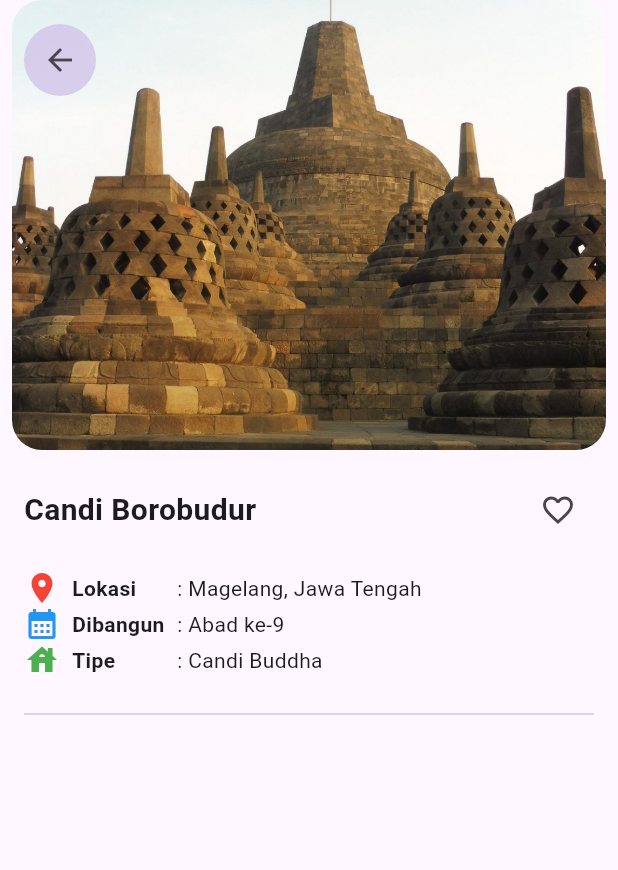
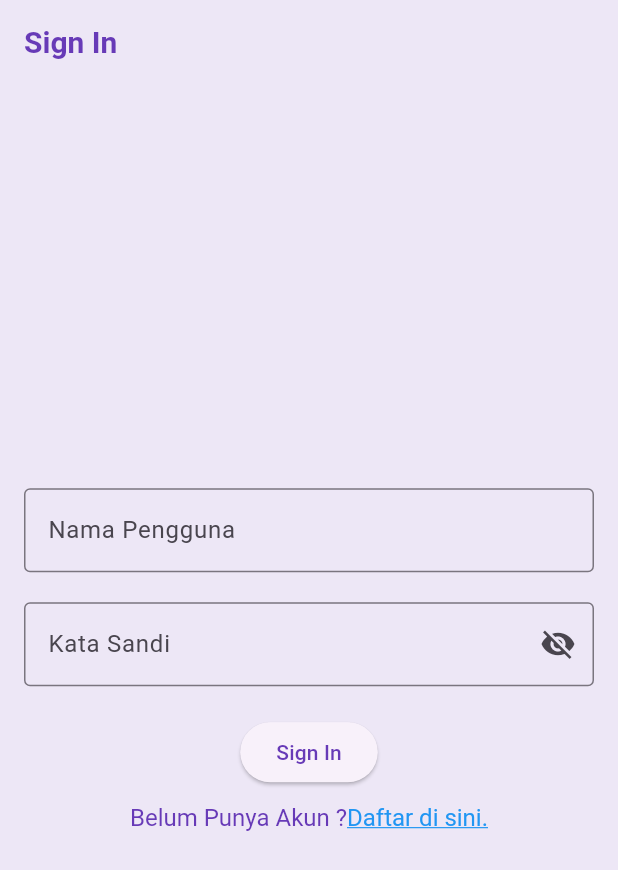
Before and after one commit to 2024-2025-Gasal-PABI-SI5B/project-wisata-candi-si5b-gracepatriciaa, a Flutter app: the screen it shows after launch, on a phone screen of 412 x 824 dp. Shown: the top 870 px of the screen. Run offline on Flutter 3.47's test engine with Material 3 defaults, Android fonts, the phone set to English and light mode, and no system bars.

```diff
--- a/wisata_candi/lib/main.dart
+++ b/wisata_candi/lib/main.dart
@@ -1,6 +1,8 @@
 import 'package:flutter/material.dart';
-import 'package:wisata_candi/data/candi_data.dart';
-import 'package:wisata_candi/screens/detail_screen.dart';
+import 'data/candi_data.dart';
+import 'screens/detail_screen.dart';
+import 'screens/profil_screen.dart';
+import 'screens/signin_screen.dart';
 
 void main() {
   runApp(const MainApp());
@@ -14,11 +16,23 @@ class MainApp extends StatelessWidget {
     return MaterialApp(
       title: 'Wisata Candi',
       theme: ThemeData(
-        colorScheme: ColorScheme.fromSeed(seedColor: Colors.deepPurple),
-        useMaterial3: true
-      ),
-      home: DetailScreen(candi: candiList[0],
-      ),
+        appBarTheme: const AppBarTheme(
+          iconTheme: IconThemeData(color: Colors.deepPurple),
+          titleTextStyle: TextStyle(
+            color: Colors.deepPurple,
+            fontSize: 20,
+            fontWeight: FontWeight.bold,
+          ),
+        ),
+        colorScheme: ColorScheme.fromSeed(seedColor: Colors.deepPurple).copyWith(
+          primary: Colors.deepPurple,
+          surface: Colors.deepPurple[50],
+        ),
+        useMaterial3: true,
+      ), // themeData
+      // home: DetailScreen(candi: candiList[0]),
+      // home: ProfilScreen(),
+      home: SignInScreen(),
     );
   }
 }
--- /dev/null
+++ b/wisata_candi/lib/screens/signin_screen.dart
@@ -0,0 +1,145 @@
+import 'package:flutter/material.dart';
+import 'package:flutter/gestures.dart';
+
+void main() {
+  runApp(MyApp());
+}
+
+class MyApp extends StatelessWidget {
+  const MyApp({super.key});
+
+  @override
+  Widget build(BuildContext context) {
+    return MaterialApp(
+      title: 'Flutter Demo',
+      theme: ThemeData(
+        primarySwatch: Colors.deepPurple,
+        colorScheme: ColorScheme.fromSeed(seedColor: Colors.deepPurple).copyWith(
+          primary: Colors.deepPurple,
+          surface: Colors.deepPurple[50],
+        ),
+        useMaterial3: true,
+      ), // themeData
+      home: SignInScreen(),
+    );
+  }
+}
+
+class SignInScreen extends StatefulWidget{
+  const SignInScreen({super.key});
+
+  @override
+  State<SignInScreen> createState() => _SignInScreenState();
+}
+
+class _SignInScreenState extends State<SignInScreen> {
+  // TODO 1 dekrasikan variabel yang dibutuhkan
+  final TextEditingController _usernameController = TextEditingController();
+
+  final TextEditingController _passwordController = TextEditingController();
+
+  final String _errorText = '';
+
+  final bool _isSignIn = false;
+
+  bool _obscurePassword = true;
+
+  @override
+  Widget build(BuildContext context) {
+   return Scaffold(
+   // TODO 2 pasang appbar
+   appBar: AppBar(
+    title: const Text('Sign In'),
+   ),
+   // TODO 3 PASANG BODY
+   body: Center(
+    child: SingleChildScrollView(
+      child: Padding(
+        padding: const EdgeInsets.all(16),
+        child: Form(
+          child: Column(
+            // TODO 4 atur mainAxisAlignment dan crossAxixAligment
+            mainAxisAlignment: MainAxisAlignment.center,
+            crossAxisAlignment: CrossAxisAlignment.center,
+
+            children: [
+              // TODO 5 buat textformfield untuk namapengguna
+                TextFormField(
+                  controller: _usernameController,
+                  decoration: const InputDecoration(
+                    labelText: 'Nama Pengguna',
+                    hintText: 'Masukan Nama Pengguna',
+                    border: OutlineInputBorder()
+                  ),
+                ),
+              // TODO 6 buat textFormfield untuk kata sandi
+              const SizedBox(height: 20),
+              TextFormField(
+                controller: _passwordController,
+                decoration: InputDecoration(
+                  labelText: 'Kata Sandi',
+                  hintText: 'Masukan Kata Sandi',
+                  border: const OutlineInputBorder(),
+                  errorText: _errorText.isNotEmpty ? _errorText : null,
+                  suffixIcon: IconButton(onPressed: (){
+                    setState(() {
+                      _obscurePassword = !_obscurePassword;
+                    });
+                  },
+                  icon: Icon(
+
+                    _obscurePassword ? Icons.visibility_off : Icons.visibility,
+
+                  ),
+                  ),
+
+
+                  ),
+                  obscureText: _obscurePassword,
+
+                ),
+
+
+
+
+
+
+              //  TODO 7 buat elevatedButton untuk sign in
+              const SizedBox(height: 20,),
+              ElevatedButton(
+                onPressed: (){}, child: const Text('Sign In')
+                ),
+                // TODO 8 pasang teks button untuk sign up
+                const SizedBox(height: 10,),
+                // TextButton(
+                //   onPressed: (){}, child: Text('Belum punya akun? Daftar di sini.')
+                //   ),
+                RichText(
+                  text: TextSpan(
+                    text: 'Belum Punya Akun ?',
+                    style: const TextStyle(fontSize: 16, color: Colors.deepPurple),
+                    children:[
+                      TextSpan(
+                      text: 'Daftar di sini.',
+                      style: const TextStyle(
+                        fontSize: 16,
+                        color: Colors.blue,
+                        decoration: TextDecoration.underline,
+                      ),
+                      recognizer: TapGestureRecognizer()..onTap = () {},
+
+                    )
+                  ],
+                )
+
+                  ),
+            ],
+          )),
+      ),
+    ),
+   ),
+
+   );
+
+  }
+}
```
Also changed, not shown: wisata_candi/lib/screens/detail_screen.dart (+156 -74 lines), wisata_candi/lib/screens/profil_screen.dart (added, +180 -0 lines), wisata_candi/lib/data/candi_data.dart (line endings or trailing spaces), 1 other file.
